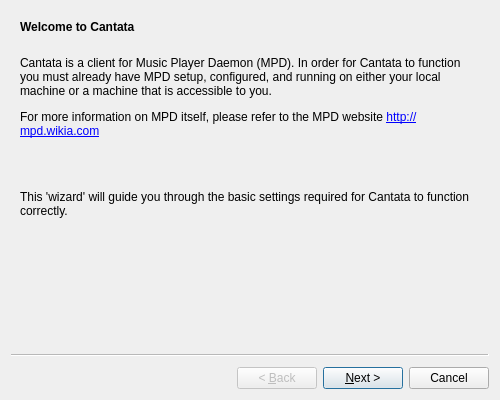
Before: the Qt Designer form gui/initialsettingswizard.ui in polpo/cantata-mac, drawn with Qt 5.
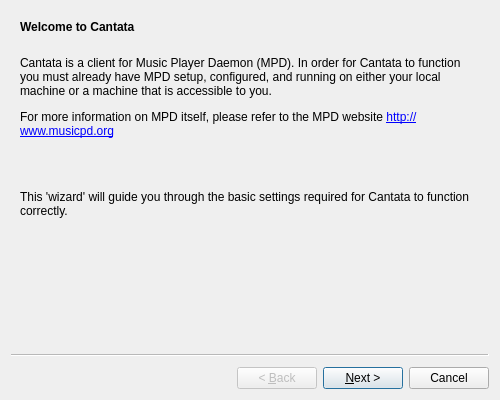
After: the same form once the commit is applied. Custom widgets are drawn as their Qt base class.

Commit message: Use new MPD website

```diff
--- a/gui/initialsettingswizard.ui
+++ b/gui/initialsettingswizard.ui
@@ -39,7 +39,7 @@
     <item>
      <widget class="QLabel" name="label_2">
       <property name="text">
-       <string>&lt;html&gt;&lt;head/&gt;&lt;body&gt;&lt;p&gt;Cantata is a client for Music Player Daemon (MPD). In order for Cantata to function you must already have MPD setup, configured, and running on either your local machine or a machine that is accessible to you.&lt;/p&gt;&lt;p&gt;For more information on MPD itself, please refer to the MPD website &lt;a href=&quot;http://mpd.wikia.com&quot;&gt;&lt;span style=&quot; text-decoration: underline; color:#0000ff;&quot;&gt;http://mpd.wikia.com&lt;/span&gt;&lt;/a&gt;&lt;/p&gt;&lt;br/&gt;&lt;p&gt;This 'wizard' will guide you through the basic settings required for Cantata to function correctly.&lt;/p&gt;&lt;/body&gt;&lt;/html&gt;</string>
+       <string>&lt;html&gt;&lt;head/&gt;&lt;body&gt;&lt;p&gt;Cantata is a client for Music Player Daemon (MPD). In order for Cantata to function you must already have MPD setup, configured, and running on either your local machine or a machine that is accessible to you.&lt;/p&gt;&lt;p&gt;For more information on MPD itself, please refer to the MPD website &lt;a href=&quot;http://www.musicpd.org&quot;&gt;&lt;span style=&quot; text-decoration: underline; color:#0000ff;&quot;&gt;http://www.musicpd.org&lt;/span&gt;&lt;/a&gt;&lt;/p&gt;&lt;br/&gt;&lt;p&gt;This 'wizard' will guide you through the basic settings required for Cantata to function correctly.&lt;/p&gt;&lt;/body&gt;&lt;/html&gt;</string>
       </property>
       <property name="wordWrap">
        <bool>true</bool>
```
